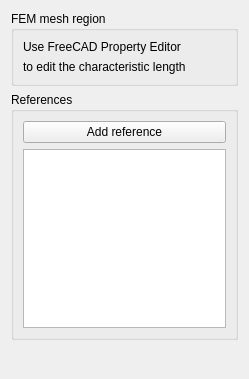
The window that src/Mod/Fem/TaskPanelFemMeshRegion.ui (berndhahnebach/All_FreeCAD) describes before a commit, drawn with Qt 5.
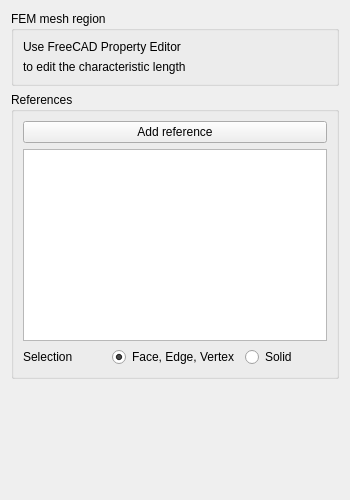
The same window after the commit.

Commit message: FEM: mesh region, taks panel, add a mode to select solids

Patch:
```diff
--- a/src/Mod/Fem/TaskPanelFemMeshRegion.ui
+++ b/src/Mod/Fem/TaskPanelFemMeshRegion.ui
@@ -6,8 +6,8 @@
    <rect>
     <x>0</x>
     <y>0</y>
-    <width>249</width>
-    <height>379</height>
+    <width>350</width>
+    <height>500</height>
    </rect>
   </property>
   <property name="windowTitle">
@@ -59,6 +59,34 @@
       <item>
        <widget class="QListWidget" name="list_References"/>
       </item>
+      <item>
+       <layout class="QGridLayout" name="gridLayout">
+        <item row="0" column="2">
+         <widget class="QRadioButton" name="rb_solid">
+          <property name="text">
+           <string>Solid</string>
+          </property>
+         </widget>
+        </item>
+        <item row="0" column="1">
+         <widget class="QRadioButton" name="rb_standard">
+          <property name="text">
+           <string>Face, Edge, Vertex</string>
+          </property>
+          <property name="checked">
+           <bool>true</bool>
+          </property>
+         </widget>
+        </item>
+        <item row="0" column="0">
+         <widget class="QLabel" name="l_label_text_5">
+          <property name="text">
+           <string>&lt;html&gt;&lt;head/&gt;&lt;body&gt;&lt;p&gt;Selection&lt;/p&gt;&lt;/body&gt;&lt;/html&gt;</string>
+          </property>
+         </widget>
+        </item>
+       </layout>
+      </item>
      </layout>
     </widget>
    </item>
```
The commit also changes 1 other file.
